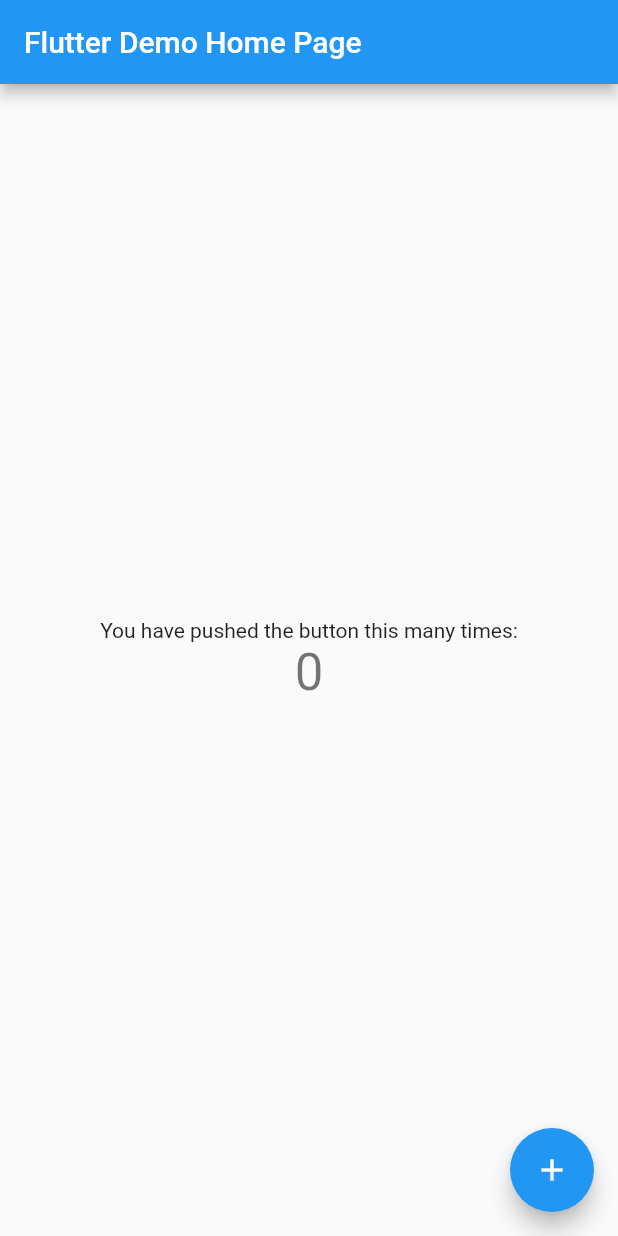
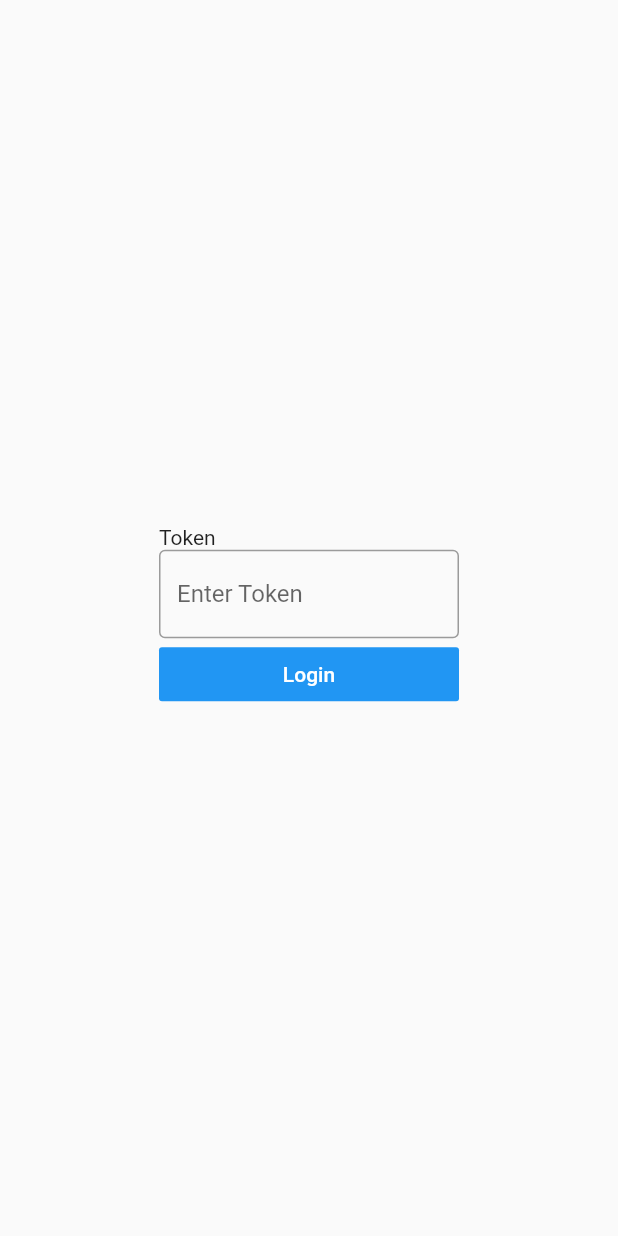
Before and after one commit to yanuyanu/demo_app, a Flutter app: the screen it shows after launch, on a phone screen of 412 x 824 dp. Run offline on Flutter 3.47's test engine with Material 2 defaults, Android fonts, the phone set to English and light mode, and no system bars.

Commit message:
Stage Page and Login Page with screen only (and little navigation)

```diff
--- a/lib/main.dart
+++ b/lib/main.dart
@@ -1,111 +1,4 @@
 import 'package:flutter/material.dart';
+import 'package:demo_app/pages/splash/splash_page.dart';
 
-void main() => runApp(MyApp());
-
-class MyApp extends StatelessWidget {
-  // This widget is the root of your application.
-  @override
-  Widget build(BuildContext context) {
-    return MaterialApp(
-      title: 'Flutter Demo',
-      theme: ThemeData(
-        // This is the theme of your application.
-        //
-        // Try running your application with "flutter run". You'll see the
-        // application has a blue toolbar. Then, without quitting the app, try
-        // changing the primarySwatch below to Colors.green and then invoke
-        // "hot reload" (press "r" in the console where you ran "flutter run",
-        // or simply save your changes to "hot reload" in a Flutter IDE).
-        // Notice that the counter didn't reset back to zero; the application
-        // is not restarted.
-        primarySwatch: Colors.blue,
-      ),
-      home: MyHomePage(title: 'Flutter Demo Home Page'),
-    );
-  }
-}
-
-class MyHomePage extends StatefulWidget {
-  MyHomePage({Key key, this.title}) : super(key: key);
-
-  // This widget is the home page of your application. It is stateful, meaning
-  // that it has a State object (defined below) that contains fields that affect
-  // how it looks.
-
-  // This class is the configuration for the state. It holds the values (in this
-  // case the title) provided by the parent (in this case the App widget) and
-  // used by the build method of the State. Fields in a Widget subclass are
-  // always marked "final".
-
-  final String title;
-
-  @override
-  _MyHomePageState createState() => _MyHomePageState();
-}
-
-class _MyHomePageState extends State<MyHomePage> {
-  int _counter = 0;
-
-  void _incrementCounter() {
-    setState(() {
-      // This call to setState tells the Flutter framework that something has
-      // changed in this State, which causes it to rerun the build method below
-      // so that the display can reflect the updated values. If we changed
-      // _counter without calling setState(), then the build method would not be
-      // called again, and so nothing would appear to happen.
-      _counter++;
-    });
-  }
-
-  @override
-  Widget build(BuildContext context) {
-    // This method is rerun every time setState is called, for instance as done
-    // by the _incrementCounter method above.
-    //
-    // The Flutter framework has been optimized to make rerunning build methods
-    // fast, so that you can just rebuild anything that needs updating rather
-    // than having to individually change instances of widgets.
-    return Scaffold(
-      appBar: AppBar(
-        // Here we take the value from the MyHomePage object that was created by
-        // the App.build method, and use it to set our appbar title.
-        title: Text(widget.title),
-      ),
-      body: Center(
-        // Center is a layout widget. It takes a single child and positions it
-        // in the middle of the parent.
-        child: Column(
-          // Column is also a layout widget. It takes a list of children and
-          // arranges them vertically. By default, it sizes itself to fit its
-          // children horizontally, and tries to be as tall as its parent.
-          //
-          // Invoke "debug painting" (press "p" in the console, choose the
-          // "Toggle Debug Paint" action from the Flutter Inspector in Android
-          // Studio, or the "Toggle Debug Paint" command in Visual Studio Code)
-          // to see the wireframe for each widget.
-          //
-          // Column has various properties to control how it sizes itself and
-          // how it positions its children. Here we use mainAxisAlignment to
-          // center the children vertically; the main axis here is the vertical
-          // axis because Columns are vertical (the cross axis would be
-          // horizontal).
-          mainAxisAlignment: MainAxisAlignment.center,
-          children: <Widget>[
-            Text(
-              'You have pushed the button this many times:',
-            ),
-            Text(
-              '$_counter',
-              style: Theme.of(context).textTheme.display1,
-            ),
-          ],
-        ),
-      ),
-      floatingActionButton: FloatingActionButton(
-        onPressed: _incrementCounter,
-        tooltip: 'Increment',
-        child: Icon(Icons.add),
-      ), // This trailing comma makes auto-formatting nicer for build methods.
-    );
-  }
-}
+void main() => runApp((Splash()));
--- /dev/null
+++ b/lib/pages/login/login_page.dart
@@ -0,0 +1,72 @@
+import 'package:flutter/material.dart';
+
+class Login extends StatelessWidget {
+  // This widget is the root of your application.
+  @override
+  Widget build(BuildContext context) {
+    return MaterialApp(
+      title: 'Video App',
+      theme: ThemeData(
+        primarySwatch: Colors.blue,
+      ),
+      home: LoginPage(),
+    );
+  }
+}
+
+class LoginPage extends StatefulWidget {
+
+  @override
+  _LoginPageState createState() => _LoginPageState();
+}
+
+class _LoginPageState extends State<LoginPage> {
+
+  void _incrementCounter() {
+    setState(() {
+
+    });
+  }
+
+  @override
+  Widget build(BuildContext context) {
+
+    return Scaffold(
+      body: Center(
+        child: Column(
+          mainAxisAlignment: MainAxisAlignment.center,
+          children: <Widget>[
+            Container(
+              child: Text(
+                'Token',
+              ),
+              width: 200,
+            ),
+            Container(
+              child: TextField(
+                decoration: InputDecoration(
+                  border: OutlineInputBorder(),
+                  labelText: 'Enter Token'
+                ),
+              ),
+              width: 200,
+            ),
+            Container(
+              child: FlatButton(
+                onPressed: () {
+
+                },
+                child: Text('Login'),
+                color: Colors.blue,
+                textColor: Colors.white,
+                disabledColor: Colors.grey,
+                disabledTextColor: Colors.black,
+              ),
+              width: 200,
+            ),
+          ],
+        ),
+      ),
+    );
+  }
+}
```
Also changed, not shown: lib/pages/splash/splash_page.dart (added, +63 -0 lines), 1 other file.
